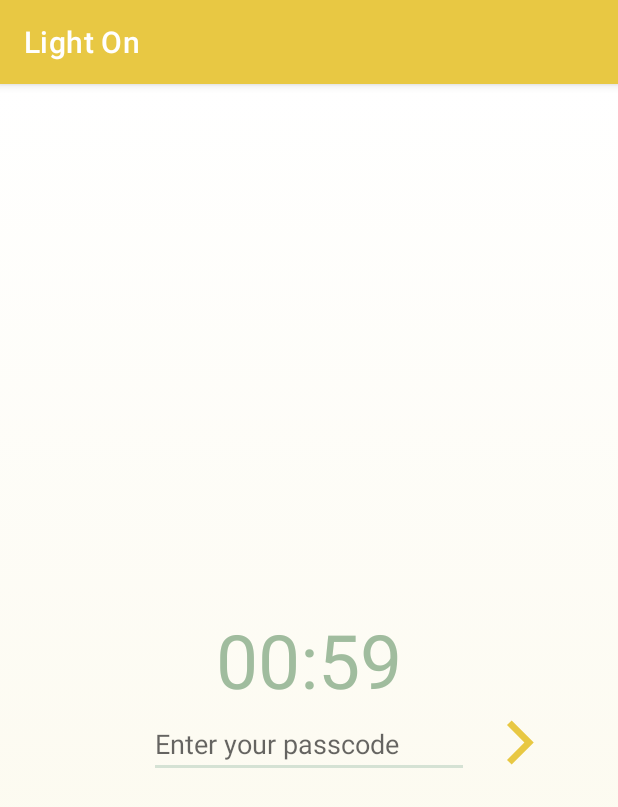
After one commit to renadnasser1/Light-On, an Android app: the TimerPasscode screen opened directly, with no data from a screen before it, on a phone screen of 412 x 824 dp. The commit adds this screen. Shown: the top 807 px of the screen. Run offline under Robolectric (Android 15) with nearby library versions, the phone set to English and light mode, and no system bars.

Commit message:
Timer done, passcode not completed yet

```diff
--- a/app/src/main/AndroidManifest.xml
+++ b/app/src/main/AndroidManifest.xml
@@ -9,6 +9,7 @@
         android:roundIcon="@mipmap/ic_launcher_round"
         android:supportsRtl="true"
         android:theme="@style/Theme.LightOn">
+        <activity android:name=".TimerPasscode"></activity>
         <activity android:name=".MainActivity">
             <intent-filter>
                 <action android:name="android.intent.action.MAIN" />
--- a/app/src/main/java/com/example/lighton/MainActivity.java
+++ b/app/src/main/java/com/example/lighton/MainActivity.java
@@ -2,7 +2,10 @@ package com.example.lighton;
 
 import androidx.appcompat.app.AppCompatActivity;
 
+import android.content.Intent;
 import android.os.Bundle;
+import android.view.View;
+import android.widget.Button;
 
 public class MainActivity extends AppCompatActivity {
 
@@ -10,5 +13,14 @@ public class MainActivity extends AppCompatActivity {
     protected void onCreate(Bundle savedInstanceState) {
         super.onCreate(savedInstanceState);
         setContentView(R.layout.activity_main);
+        Button button = findViewById(R.id.moveTo);
+
+        button.setOnClickListener(new View.OnClickListener() {
+            @Override
+            public void onClick(View view) {
+                Intent i = new Intent(MainActivity.this, TimerPasscode.class);
+                startActivity(i);
+            }
+        });
     }
 }
--- /dev/null
+++ b/app/src/main/java/com/example/lighton/TimerPasscode.java
@@ -0,0 +1,100 @@
+package com.example.lighton;
+
+import androidx.appcompat.app.AppCompatActivity;
+
+import android.graphics.Color;
+import android.os.Bundle;
+import android.os.CountDownTimer;
+import android.widget.Button;
+import android.widget.EditText;
+import android.widget.TextView;
+
+public class TimerPasscode extends AppCompatActivity {
+    private TextView countdownText;
+    private Button verfiyButton;
+    private EditText passcodeEditText;
+
+    private CountDownTimer countDownTimer;
+    private long timeLeftInMilliSeconds = 60000; // 60 sec == 1 min
+    private boolean isTimerRunning = true;
+
+    @Override
+    protected void onCreate(Bundle savedInstanceState) {
+        super.onCreate(savedInstanceState);
+        setContentView(R.layout.activity_timer_passcode);
+
+        setupElements();
+
+        startStop();
+
+    }
+
+    public void setupElements(){
+        countdownText = findViewById(R.id.countdown_text);
+        verfiyButton = findViewById(R.id.moveTo);
+        passcodeEditText = findViewById(R.id.passcode_editText);
+    }
+
+    public void startStop(){
+        if(isTimerRunning){
+            startTimer();
+        } else {
+            stopTimer();
+        }
+    }
+
+    public void startTimer(){
+        countDownTimer = new CountDownTimer(timeLeftInMilliSeconds, 1000){ // 1 sec
+            @Override
+            public void onTick(long l) {
+                timeLeftInMilliSeconds = l;
+                updateTimer();
+            }
+
+            @Override
+            public void onFinish() {
+
+            }
+        }.start(); //starting the timer
+
+        isTimerRunning = true;
+    }
+
+    // use it when user enters the passcode
+    public void stopTimer(){
+        countDownTimer.cancel();
+        isTimerRunning = false;
+    }
+
+    public void updateTimer(){
+        int seconds = (int) timeLeftInMilliSeconds % 60000 / 1000;
+
+        String timeLeftText;
+
+        timeLeftText = "00"; // min
+        timeLeftText += ":";
+        if(seconds < 10) timeLeftText += "0"; // 09, 08, ...etc
+        timeLeftText += seconds;
+
+        countdownText.setText(timeLeftText);
+
+        // to change countdownText color when reaching some points
+        if ( 60> seconds ){
+            countdownText.setTextColor(Color.parseColor("#A0BC9E"));
+            if ( 30> seconds ){
+                countdownText.setTextColor(Color.parseColor("#e8c843"));
+            }
+            if ( 10> seconds ){
+                countdownText.setTextColor(Color.parseColor("#DF7861"));
+            }
+        }
+    }
+
+
+    public void verfiyPasscode(){
+        String passcode;
+
+        passcode = passcodeEditText.getText().toString();
+
+    }
+}
--- /dev/null
+++ b/app/src/main/res/drawable/gredient_background.xml
@@ -0,0 +1,12 @@
+<?xml version="1.0" encoding="utf-8"?>
+<selector xmlns:android="http://schemas.android.com/apk/res/android">
+    <item>
+        <shape>
+            <gradient
+                android:angle="90"
+                android:startColor="#FBF8E8"
+                android:endColor="#FFFFFF"
+                android:type="linear" />
+        </shape>
+    </item>
+</selector>
--- /dev/null
+++ b/app/src/main/res/drawable/ic_go.xml
@@ -0,0 +1,10 @@
+<vector xmlns:android="http://schemas.android.com/apk/res/android"
+    android:width="24dp"
+    android:height="24dp"
+    android:viewportWidth="24"
+    android:viewportHeight="24"
+    android:tint="?attr/colorControlNormal">
+  <path
+      android:fillColor="@android:color/white"
+      android:pathData="M5.88,4.12L13.76,12l-7.88,7.88L8,22l10,-10L8,2z"/>
+</vector>
--- a/app/src/main/res/layout/activity_main.xml
+++ b/app/src/main/res/layout/activity_main.xml
@@ -6,13 +6,20 @@
     android:layout_height="match_parent"
     tools:context=".MainActivity">
 
-    <TextView
+    <Button
+        android:id="@+id/moveTo"
         android:layout_width="wrap_content"
         android:layout_height="wrap_content"
-        android:text="Hello World!"
+        android:layout_marginStart="160dp"
+        android:layout_marginLeft="160dp"
+        android:layout_marginTop="368dp"
+        android:layout_marginEnd="159dp"
+        android:layout_marginRight="159dp"
+        android:layout_marginBottom="392dp"
+        android:text="Button"
         app:layout_constraintBottom_toBottomOf="parent"
-        app:layout_constraintLeft_toLeftOf="parent"
-        app:layout_constraintRight_toRightOf="parent"
+        app:layout_constraintEnd_toEndOf="parent"
+        app:layout_constraintStart_toStartOf="parent"
         app:layout_constraintTop_toTopOf="parent" />
 
 </androidx.constraintlayout.widget.ConstraintLayout>
--- /dev/null
+++ b/app/src/main/res/layout/activity_timer_passcode.xml
@@ -0,0 +1,44 @@
+<?xml version="1.0" encoding="utf-8"?>
+<RelativeLayout xmlns:android="http://schemas.android.com/apk/res/android"
+    xmlns:app="http://schemas.android.com/apk/res-auto"
+    xmlns:tools="http://schemas.android.com/tools"
+    android:layout_width="match_parent"
+    android:layout_height="match_parent"
+    tools:context=".TimerPasscode"
+    android:background="@drawable/gredient_background">
+
+    <TextView
+        android:id="@+id/countdown_text"
+        android:layout_width="wrap_content"
+        android:layout_height="wrap_content"
+        android:text="01:00"
+        android:textSize="50dp"
+        android:layout_centerHorizontal="true"
+        android:layout_centerVertical="true"/>
+
+    <EditText
+        android:id="@+id/passcode_editText"
+        android:layout_width="wrap_content"
+        android:layout_height="wrap_content"
+        android:layout_below="@+id/countdown_text"
+        android:layout_centerInParent="true"
+        android:layout_marginTop="0dp"
+        android:ems="10"
+        android:textColor="@color/black"
+        android:hint="Enter your passcode"
+        android:inputType="textPassword" />
+
+    <Button
+        android:layout_width="35dp"
+        android:layout_height="35dp"
+        android:layout_below="@+id/countdown_text"
+        android:layout_alignEnd="@+id/passcode_editText"
+        android:layout_alignRight="@+id/passcode_editText"
+        android:layout_centerInParent="true"
+        android:layout_marginTop="4dp"
+        android:layout_marginEnd="-52dp"
+        android:layout_marginRight="-52dp"
+        android:background="@drawable/ic_go"/>
+
+
+</RelativeLayout>
--- a/app/src/main/res/values-night/themes.xml
+++ b/app/src/main/res/values-night/themes.xml
@@ -2,12 +2,12 @@
     <!-- Base application theme. -->
     <style name="Theme.LightOn" parent="Theme.MaterialComponents.DayNight.DarkActionBar">
         <!-- Primary brand color. -->
-        <item name="colorPrimary">@color/purple_200</item>
-        <item name="colorPrimaryVariant">@color/purple_700</item>
+        <item name="colorPrimary">@color/gold</item>
+        <item name="colorPrimaryVariant">@color/dark_peach</item>
         <item name="colorOnPrimary">@color/black</item>
         <!-- Secondary brand color. -->
-        <item name="colorSecondary">@color/teal_200</item>
-        <item name="colorSecondaryVariant">@color/teal_200</item>
+        <item name="colorSecondary">@color/light_green</item>
+        <item name="colorSecondaryVariant">@color/beige</item>
         <item name="colorOnSecondary">@color/black</item>
         <!-- Status bar color. -->
         <item name="android:statusBarColor" tools:targetApi="l">?attr/colorPrimaryVariant</item>
--- a/app/src/main/res/values/colors.xml
+++ b/app/src/main/res/values/colors.xml
@@ -1,10 +1,10 @@
 <?xml version="1.0" encoding="utf-8"?>
 <resources>
-    <color name="purple_200">#FFBB86FC</color>
-    <color name="purple_500">#FF6200EE</color>
-    <color name="purple_700">#FF3700B3</color>
-    <color name="teal_200">#FF03DAC5</color>
-    <color name="teal_700">#FF018786</color>
+    <color name="dark_peach">#DF7861</color>
+    <color name="light_peach">#ECB390</color>
+    <color name="gold">#E8C843</color>
+    <color name="light_green">#D5E2D4</color>
+    <color name="beige">#FBF8E8</color>
     <color name="black">#FF000000</color>
     <color name="white">#FFFFFFFF</color>
 </resources>
--- a/app/src/main/res/values/themes.xml
+++ b/app/src/main/res/values/themes.xml
@@ -2,12 +2,12 @@
     <!-- Base application theme. -->
     <style name="Theme.LightOn" parent="Theme.MaterialComponents.DayNight.DarkActionBar">
         <!-- Primary brand color. -->
-        <item name="colorPrimary">@color/purple_500</item>
-        <item name="colorPrimaryVariant">@color/purple_700</item>
+        <item name="colorPrimary">@color/gold</item>
+        <item name="colorPrimaryVariant">@color/gold</item>
         <item name="colorOnPrimary">@color/white</item>
         <!-- Secondary brand color. -->
-        <item name="colorSecondary">@color/teal_200</item>
-        <item name="colorSecondaryVariant">@color/teal_700</item>
+        <item name="colorSecondary">@color/light_green</item>
+        <item name="colorSecondaryVariant">@color/beige</item>
         <item name="colorOnSecondary">@color/black</item>
         <!-- Status bar color. -->
         <item name="android:statusBarColor" tools:targetApi="l">?attr/colorPrimaryVariant</item>
--- a/build.gradle
+++ b/build.gradle
@@ -5,7 +5,7 @@ buildscript {
         jcenter()
     }
     dependencies {
-        classpath "com.android.tools.build:gradle:4.1.2"
+        classpath 'com.android.tools.build:gradle:4.1.3'
 
         // NOTE: Do not place your application dependencies here; they belong
         // in the individual module build.gradle files
```
